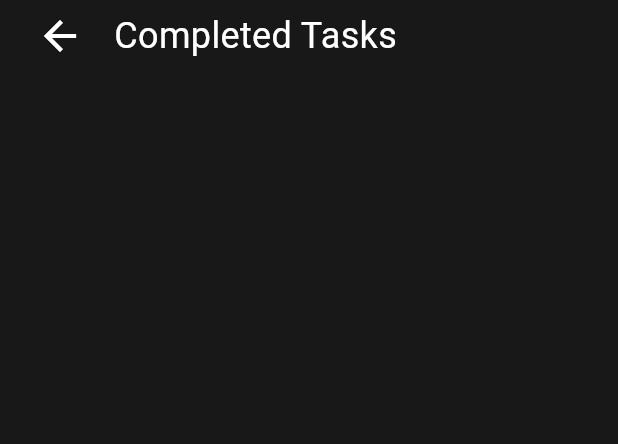
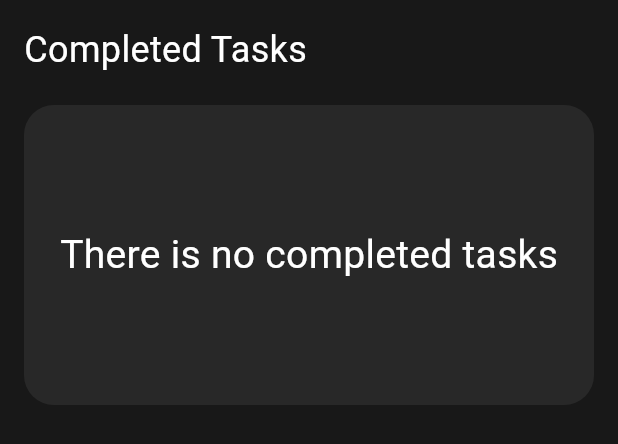
Before and after one commit to AhmedEzz999/daily_plan, a Flutter app: the CompletedTasksView widget shown alone on an empty page, opened directly, on a phone screen of 412 x 824 dp. Shown: the top 444 px of the screen. Run offline on Flutter 3.47's test engine with Material 3 defaults, Android fonts, the phone set to English and light mode, and no system bars; our stand-ins replace flutter_svg, shared_preferences; accounts and stored records are empty.

Commit message:
Added Empty Task Logic

```diff
--- a/lib/views/completed_tasks_view.dart
+++ b/lib/views/completed_tasks_view.dart
@@ -7,31 +7,22 @@ class CompletedTasksView extends StatelessWidget {
 
   @override
   Widget build(BuildContext context) {
-    return  SafeArea(
-      child: Column(
-        children: [
-          Row(
+    return const SafeArea(
+      child: SingleChildScrollView(
+        child: Padding(
+          padding: EdgeInsets.all(16),
+          child: Column(
+            crossAxisAlignment: CrossAxisAlignment.start,
             children: [
-              IconButton(
-                onPressed: () {},
-                style: IconButton.styleFrom(
-                  padding: const EdgeInsets.only(left: 24, right: 16),
-                ),
-                icon: const Icon(
-                  Icons.arrow_back,
-                  color: Colors.white,
-                  size: 32,
-                ),
-              ),
-              const SizedBox(width: 4),
-              const Text(
+              Text(
                 'Completed Tasks',
                 style: TextStyle(fontSize: 24, color: Colors.white),
               ),
+              SizedBox(height: 20),
+              CompletedTasksList(),
             ],
           ),
-          const Padding(padding: EdgeInsets.all(16), child: CompletedTasksList()),
-        ],
+        ),
       ),
     );
   }
--- a/lib/views/new_task_view.dart
+++ b/lib/views/new_task_view.dart
@@ -75,7 +75,6 @@ class _NewTaskViewState extends State<NewTaskView> {
         surfaceTintColor: Colors.transparent,
         backgroundColor: scaffoldBackgroundColor,
         title: const Text('New Task'),
-        centerTitle: false,
       ),
       body: SafeArea(
         child: Padding(
--- /dev/null
+++ b/lib/widgets/empty_tasks.dart
@@ -0,0 +1,39 @@
+import 'package:flutter/material.dart';
+
+class EmptyTasks extends StatelessWidget {
+  const EmptyTasks({required this.firstMessage, this.secondMessage, super.key});
+  final String firstMessage;
+  final String? secondMessage;
+
+  @override
+  Widget build(BuildContext context) {
+    return Container(
+      height: 200,
+      width: MediaQuery.sizeOf(context).width,
+      padding: const EdgeInsets.symmetric(vertical: 24, horizontal: 24),
+      decoration: const BoxDecoration(
+        color: Color(0xff282828),
+        borderRadius: BorderRadius.all(Radius.circular(20)),
+      ),
+      child: Column(
+        mainAxisAlignment: MainAxisAlignment.center,
+        children: [
+          FittedBox(
+            child: Text(
+              firstMessage,
+              style: const TextStyle(fontSize: 32, color: Colors.white),
+            ),
+          ),
+          secondMessage != null
+              ? FittedBox(
+                  child: Text(
+                    secondMessage!,
+                    style: const TextStyle(fontSize: 32, color: Colors.white),
+                  ),
+                )
+              : const SizedBox(),
+        ],
+      ),
+    );
+  }
+}
--- a/lib/widgets/profile_info_section.dart
+++ b/lib/widgets/profile_info_section.dart
@@ -18,6 +18,7 @@ class ProfileInfoSection extends StatelessWidget {
           'Profile Info',
           style: TextStyle(fontSize: 24, color: Colors.white),
         ),
+        const SizedBox(height: 4),
         UserDetailsContainer(userModel: userModel),
         DarkModeContainer(userModel: userModel),
         const LogOutContainer(),
```
Also changed, not shown: lib/main.dart (+14 -8 lines), lib/views/profile_view.dart (+7 -2 lines), lib/views/to_do_tasks_view.dart (+10 -19 lines), lib/widgets/completed_tasks_list.dart (+47 -35 lines), lib/widgets/profile_app_bar.dart (deleted, +0 -25 lines), lib/widgets/to_do_tasks_list.dart (+51 -37 lines).
